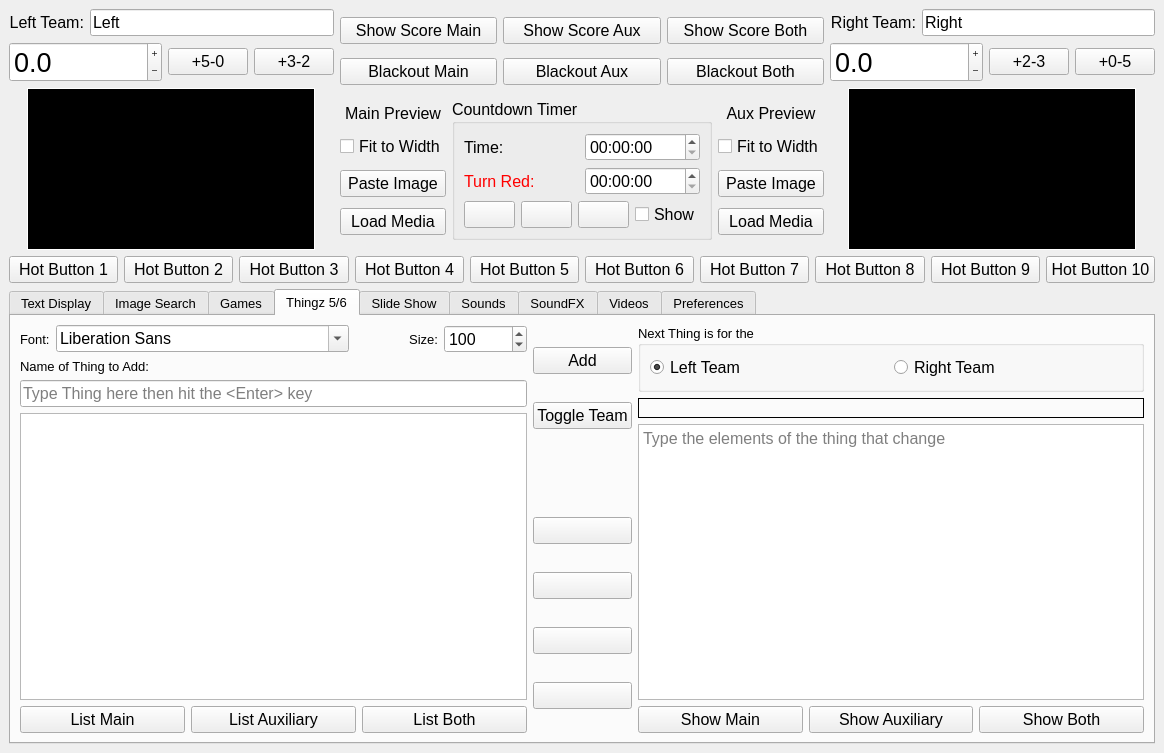
This is ImproTronControlPanel.ui in guywinterbotham/ImproTron as Qt 5 draws it before an edit. The edited form follows.
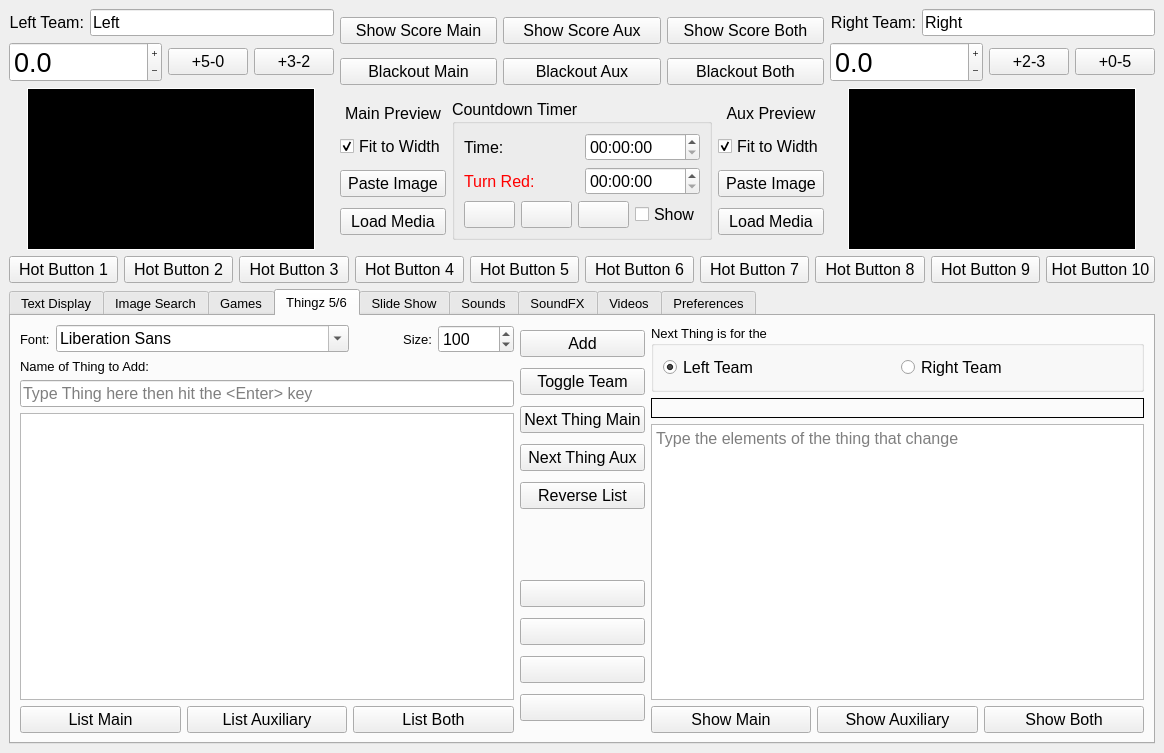
This is the edited form. Icons and pictures are not drawn.

Commit message: Refactorings and enhancements for drag and drop. More automation buttons for Thingz. Bug fix for single video in slideshow.

```diff
--- a/ImproTronControlPanel.ui
+++ b/ImproTronControlPanel.ui
@@ -304,6 +304,9 @@
               <property name="text">
                <string>Fit to Width</string>
               </property>
+              <property name="checked">
+               <bool>true</bool>
+              </property>
              </widget>
             </item>
             <item>
@@ -503,6 +506,9 @@
               <property name="text">
                <string>Fit to Width</string>
               </property>
+              <property name="checked">
+               <bool>true</bool>
+              </property>
              </widget>
             </item>
             <item>
@@ -2321,6 +2327,42 @@
             </property>
            </widget>
           </item>
+          <item>
+           <widget class="QPushButton" name="nextThingMainPB">
+            <property name="font">
+             <font>
+              <pointsize>12</pointsize>
+             </font>
+            </property>
+            <property name="text">
+             <string>Next Thing Main</string>
+            </property>
+           </widget>
+          </item>
+          <item>
+           <widget class="QPushButton" name="nextThingAuxPB">
+            <property name="font">
+             <font>
+              <pointsize>12</pointsize>
+             </font>
+            </property>
+            <property name="text">
+             <string>Next Thing Aux</string>
+            </property>
+           </widget>
+          </item>
+          <item>
+           <widget class="QPushButton" name="reverseThingzListPB">
+            <property name="font">
+             <font>
+              <pointsize>12</pointsize>
+             </font>
+            </property>
+            <property name="text">
+             <string>Reverse List</string>
+            </property>
+           </widget>
+          </item>
           <item>
            <spacer name="thingManagerSP">
             <property name="orientation">
```
Left out of the diff: 18 changed lines with no effect on the pictures. The commit also changes 6 other files.
